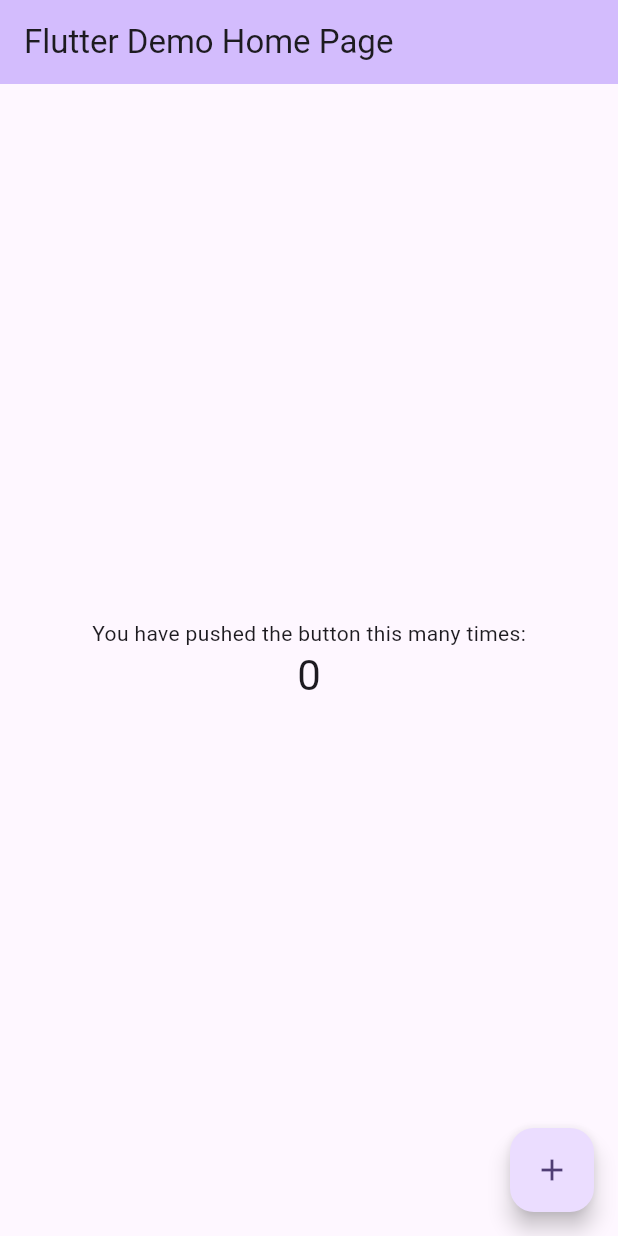
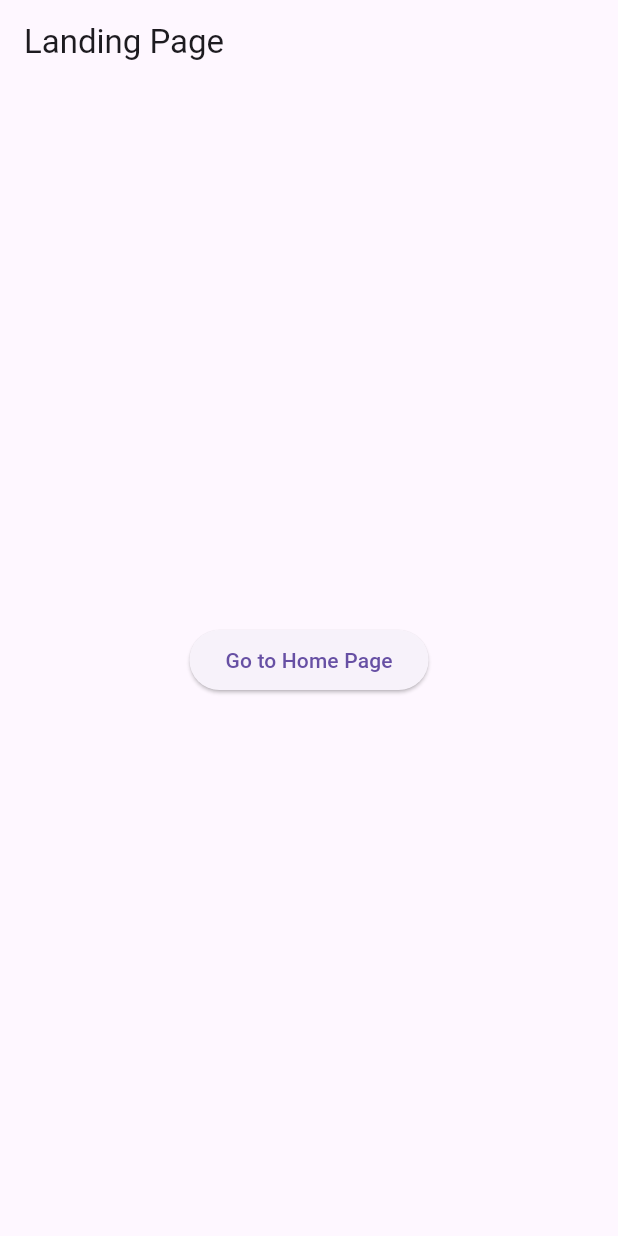
Before and after one commit to Hear-Stock/hearstock-frontend, a Flutter app: the screen it shows after launch, on a phone screen of 412 x 824 dp. Run offline on Flutter 3.47's test engine with Material 3 defaults, Android fonts, the phone set to English and light mode, and no system bars.

Commit message:
Doc: landing, home page 생성

```diff
--- /dev/null
+++ b/hear_stock/lib/home_page.dart
@@ -0,0 +1,11 @@
+import 'package:flutter/material.dart';
+
+class HomePage extends StatelessWidget {
+  @override
+  Widget build(BuildContext context) {
+    return Scaffold(
+      appBar: AppBar(title: Text("Home Page")),
+      body: Center(child: Text('Welcome to the Home Page!')),
+    );
+  }
+}
--- /dev/null
+++ b/hear_stock/lib/landing_page.dart
@@ -0,0 +1,18 @@
+import 'package:flutter/material.dart';
+
+class LandingPage extends StatelessWidget {
+  @override
+  Widget build(BuildContext context) {
+    return Scaffold(
+      appBar: AppBar(title: Text("Landing Page")),
+      body: Center(
+        child: ElevatedButton(
+          onPressed: () {
+            Navigator.pushNamed(context, '/home');
+          },
+          child: Text('Go to Home Page'),
+        ),
+      ),
+    );
+  }
+}
--- a/hear_stock/lib/main.dart
+++ b/hear_stock/lib/main.dart
@@ -1,122 +1,21 @@
 import 'package:flutter/material.dart';
+import 'landing_page.dart';
+import 'home_page.dart';
 
 void main() {
-  runApp(const MyApp());
+  runApp(MyApp());
 }
 
 class MyApp extends StatelessWidget {
-  const MyApp({super.key});
-
-  // This widget is the root of your application.
   @override
   Widget build(BuildContext context) {
     return MaterialApp(
-      title: 'Flutter Demo',
-      theme: ThemeData(
-        // This is the theme of your application.
-        //
-        // TRY THIS: Try running your application with "flutter run". You'll see
-        // the application has a purple toolbar. Then, without quitting the app,
-        // try changing the seedColor in the colorScheme below to Colors.green
-        // and then invoke "hot reload" (save your changes or press the "hot
-        // reload" button in a Flutter-supported IDE, or press "r" if you used
-        // the command line to start the app).
-        //
-        // Notice that the counter didn't reset back to zero; the application
-        // state is not lost during the reload. To reset the state, use hot
-        // restart instead.
-        //
-        // This works for code too, not just values: Most code changes can be
-        // tested with just a hot reload.
-        colorScheme: ColorScheme.fromSeed(seedColor: Colors.deepPurple),
-      ),
-      home: const MyHomePage(title: 'Flutter Demo Home Page'),
+      // 초기 화면: LandingPage
+      initialRoute: '/',
+      routes: {
+        '/': (context) => LandingPage(),
+        '/home': (context) => HomePage(),
+      },
     );
   }
 }
-
-class MyHomePage extends StatefulWidget {
-  const MyHomePage({super.key, required this.title});
-
-  // This widget is the home page of your application. It is stateful, meaning
-  // that it has a State object (defined below) that contains fields that affect
-  // how it looks.
-
-  // This class is the configuration for the state. It holds the values (in this
-  // case the title) provided by the parent (in this case the App widget) and
-  // used by the build method of the State. Fields in a Widget subclass are
-  // always marked "final".
-
-  final String title;
-
-  @override
-  State<MyHomePage> createState() => _MyHomePageState();
-}
-
-class _MyHomePageState extends State<MyHomePage> {
-  int _counter = 0;
-
-  void _incrementCounter() {
-    setState(() {
-      // This call to setState tells the Flutter framework that something has
-      // changed in this State, which causes it to rerun the build method below
-      // so that the display can reflect the updated values. If we changed
-      // _counter without calling setState(), then the build method would not be
-      // called again, and so nothing would appear to happen.
-      _counter++;
-    });
-  }
-
-  @override
-  Widget build(BuildContext context) {
-    // This method is rerun every time setState is called, for instance as done
-    // by the _incrementCounter method above.
-    //
-    // The Flutter framework has been optimized to make rerunning build methods
-    // fast, so that you can just rebuild anything that needs updating rather
-    // than having to individually change instances of widgets.
-    return Scaffold(
-      appBar: AppBar(
-        // TRY THIS: Try changing the color here to a specific color (to
-        // Colors.amber, perhaps?) and trigger a hot reload to see the AppBar
-        // change color while the other colors stay the same.
-        backgroundColor: Theme.of(context).colorScheme.inversePrimary,
-        // Here we take the value from the MyHomePage object that was created by
-        // the App.build method, and use it to set our appbar title.
-        title: Text(widget.title),
-      ),
-      body: Center(
-        // Center is a layout widget. It takes a single child and positions it
-        // in the middle of the parent.
-        child: Column(
-          // Column is also a layout widget. It takes a list of children and
-          // arranges them vertically. By default, it sizes itself to fit its
-          // children horizontally, and tries to be as tall as its parent.
-          //
-          // Column has various properties to control how it sizes itself and
-          // how it positions its children. Here we use mainAxisAlignment to
-          // center the children vertically; the main axis here is the vertical
-          // axis because Columns are vertical (the cross axis would be
-          // horizontal).
-          //
-          // TRY THIS: Invoke "debug painting" (choose the "Toggle Debug Paint"
-          // action in the IDE, or press "p" in the console), to see the
-          // wireframe for each widget.
-          mainAxisAlignment: MainAxisAlignment.center,
-          children: <Widget>[
-            const Text('You have pushed the button this many times:'),
-            Text(
-              '$_counter',
-              style: Theme.of(context).textTheme.headlineMedium,
-            ),
-          ],
-        ),
-      ),
-      floatingActionButton: FloatingActionButton(
-        onPressed: _incrementCounter,
-        tooltip: 'Increment',
-        child: const Icon(Icons.add),
-      ), // This trailing comma makes auto-formatting nicer for build methods.
-    );
-  }
-}
```
